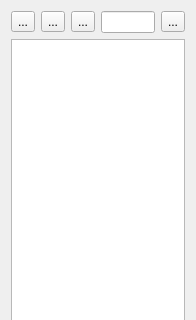
This is krita/plugins/extensions/dockers/flipbook/wdgflipbookdocker.ui in KDE/calligra as Qt 5 draws it before an edit; both pictures show x 0 to 196 and y 0 to 320 of the 196 by 570 pixel window. The edited form follows.
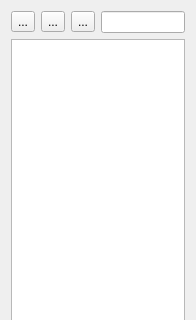
This is the edited form. Custom widgets are drawn as their Qt base class.

Commit message: remove delete button

```diff
--- a/krita/plugins/extensions/dockers/flipbook/wdgflipbookdocker.ui
+++ b/krita/plugins/extensions/dockers/flipbook/wdgflipbookdocker.ui
@@ -37,13 +37,6 @@
      <item>
       <widget class="QLineEdit" name="txtName"/>
      </item>
-     <item>
-      <widget class="QToolButton" name="bnDeleteFlipbook">
-       <property name="text">
-        <string>...</string>
-       </property>
-      </widget>
-     </item>
     </layout>
    </item>
    <item>
```
The commit also changes 2 other files.
